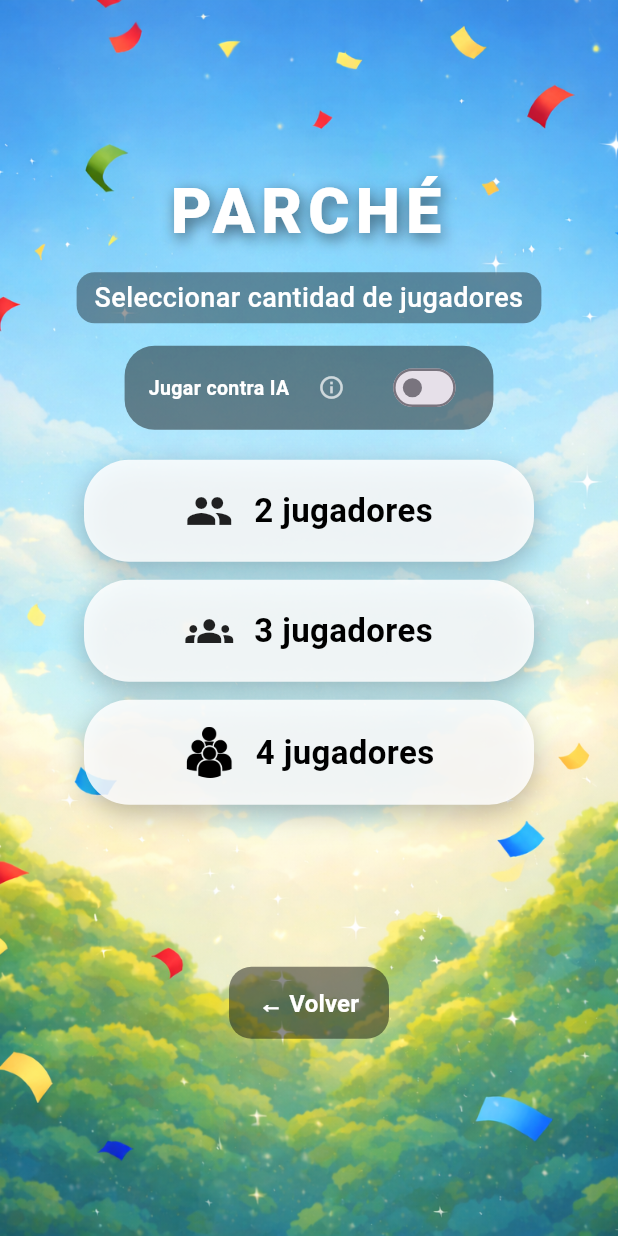
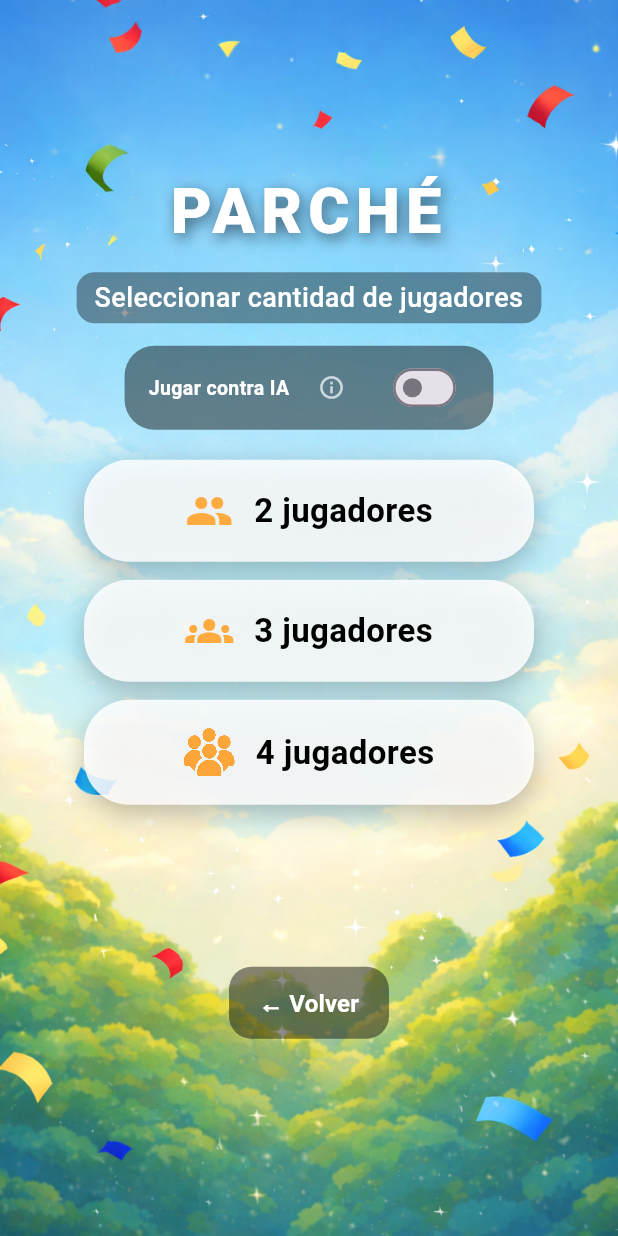
Before and after one commit to jorge150302/parchis-dominicano, a Flutter app: the PlayerSelectionScreen screen opened by its route, on a phone screen of 412 x 824 dp. Run offline on Flutter 3.47's test engine with Material 3 defaults, Android fonts, the phone set to English and light mode, and no system bars; drawn by our look-alikes of flutter_animate; our stand-ins replace audioplayers, confetti, share_plus, shared_preferences; accounts and stored records are empty.

Commit message:
Imagen de 4 jugadores

```diff
--- a/lib/menu/player_selection_screen.dart
+++ b/lib/menu/player_selection_screen.dart
@@ -314,9 +314,18 @@ class _PlayerSelectionScreenState extends State<PlayerSelectionScreen> {
     final isSelected = selectedPlayers == players;
 
     Widget iconWidget() {
-      if (players == 2) return Icon(Icons.group, size: 32, color: isSelected ? Colors.white : Colors.black87);
-      if (players == 3) return Icon(Icons.groups, size: 32, color: isSelected ? Colors.white : Colors.black87);
-      return Image.asset('assets/images/icon_4_players.png', width: 34, height: 34, color: isSelected ? Colors.white : null);
+      if (players == 2) return Icon(Icons.group, size: 32, color: isSelected ? Colors.white : Colors.orangeAccent);
+      if (players == 3) return Icon(Icons.groups, size: 32, color: isSelected ? Colors.white : Colors.orangeAccent);
+
+      return Image.asset(
+        'assets/icon/four_players.png',
+        width: 34,
+        height: 34,
+        color: isSelected ? Colors.white : null,
+        filterQuality: FilterQuality.high,
+        isAntiAlias: true,
+        fit: BoxFit.contain,
+      );
     }
 
     return GestureDetector(
--- a/pubspec.yaml
+++ b/pubspec.yaml
@@ -32,7 +32,7 @@ dev_dependencies:
 flutter:
   uses-material-design: true
   assets:
-    - assets/icon/logoFinal.png
+    - assets/icon/
     - assets/splash/splash_logo.png
     - assets/fonts/
     - assets/images/
```
Also changed, not shown: lib/menu/online_lobby_screen.dart (+6 -2 lines), assets/icon/four_players.png (added).
